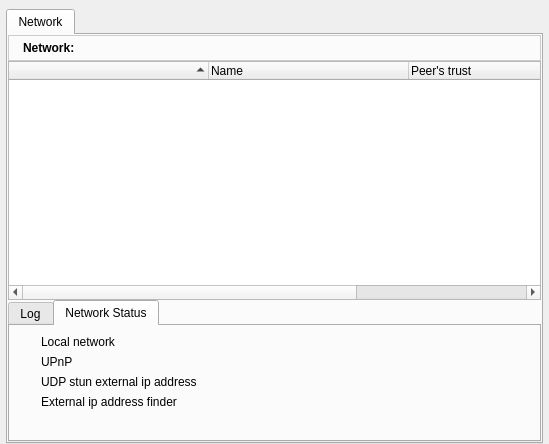
Above: retroshare-gui/src/gui/NetworkDialog.ui from RetroShare/RetroShare before the change. Below: the same form after it.
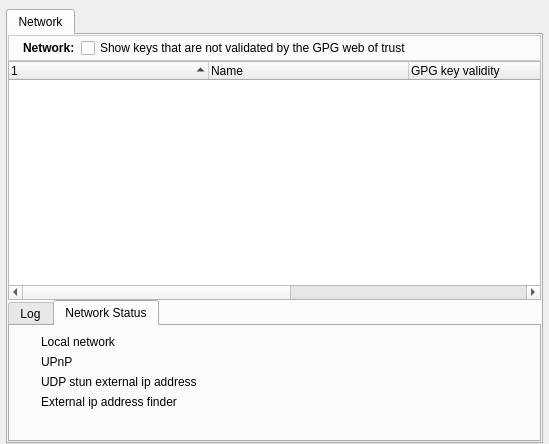
That is the form after the change. Icons and pictures are not drawn.

Commit message: implement the trust settings in the gui

```diff
--- a/retroshare-gui/src/gui/NetworkDialog.ui
+++ b/retroshare-gui/src/gui/NetworkDialog.ui
@@ -106,7 +106,7 @@
          </attribute>
          <column>
           <property name="text">
-           <string> </string>
+           <string/>
           </property>
          </column>
          <column>
@@ -116,7 +116,12 @@
          </column>
          <column>
           <property name="text">
-           <string>Peer's trust</string>
+           <string>GPG key validity</string>
+          </property>
+         </column>
+         <column>
+          <property name="text">
+           <string>Did peer authenticated me</string>
           </property>
          </column>
          <column>
@@ -171,7 +176,7 @@
             </property>
            </widget>
           </item>
-          <item row="0" column="2">
+          <item row="0" column="3">
            <spacer>
             <property name="orientation">
              <enum>Qt::Horizontal</enum>
@@ -216,6 +221,13 @@
             </property>
            </widget>
           </item>
+          <item row="0" column="2">
+           <widget class="QCheckBox" name="showUnvalidKeys">
+            <property name="text">
+             <string>Show keys that are not validated by the GPG web of trust</string>
+            </property>
+           </widget>
+          </item>
          </layout>
         </widget>
        </item>
```
Left out of the diff: 11 changed lines with no effect on the pictures. The commit also changes 9 other files.
